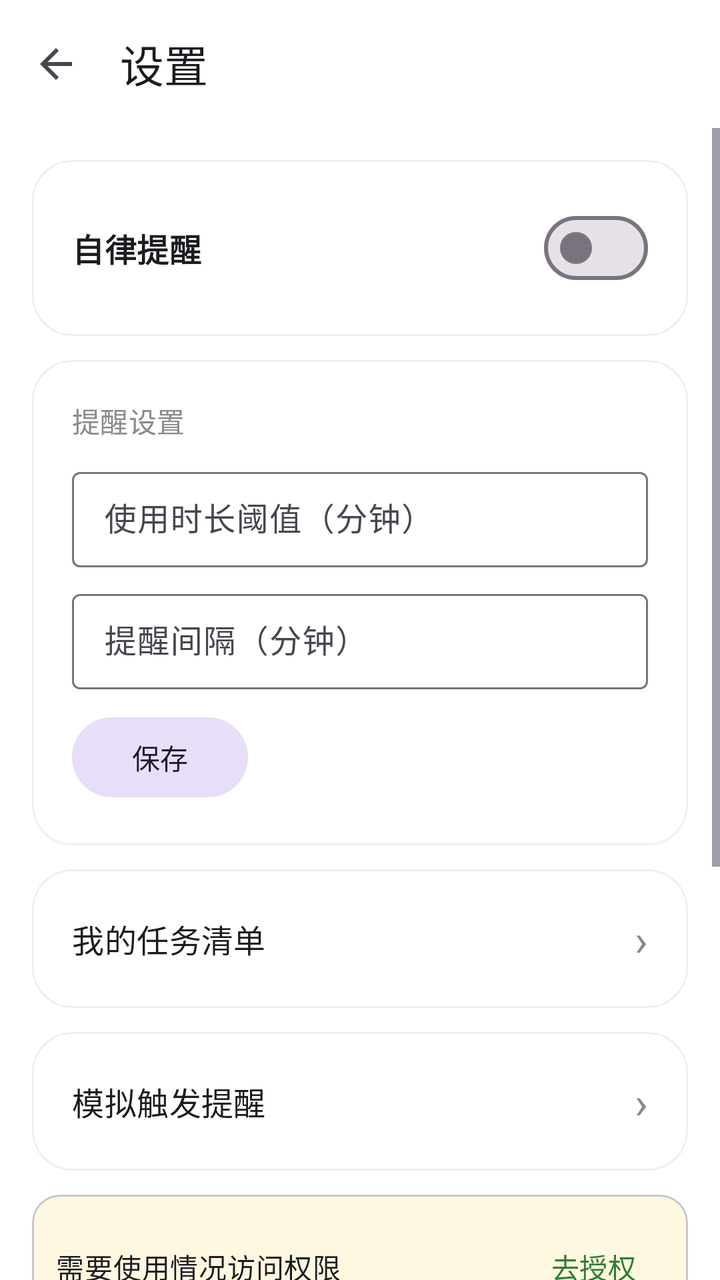
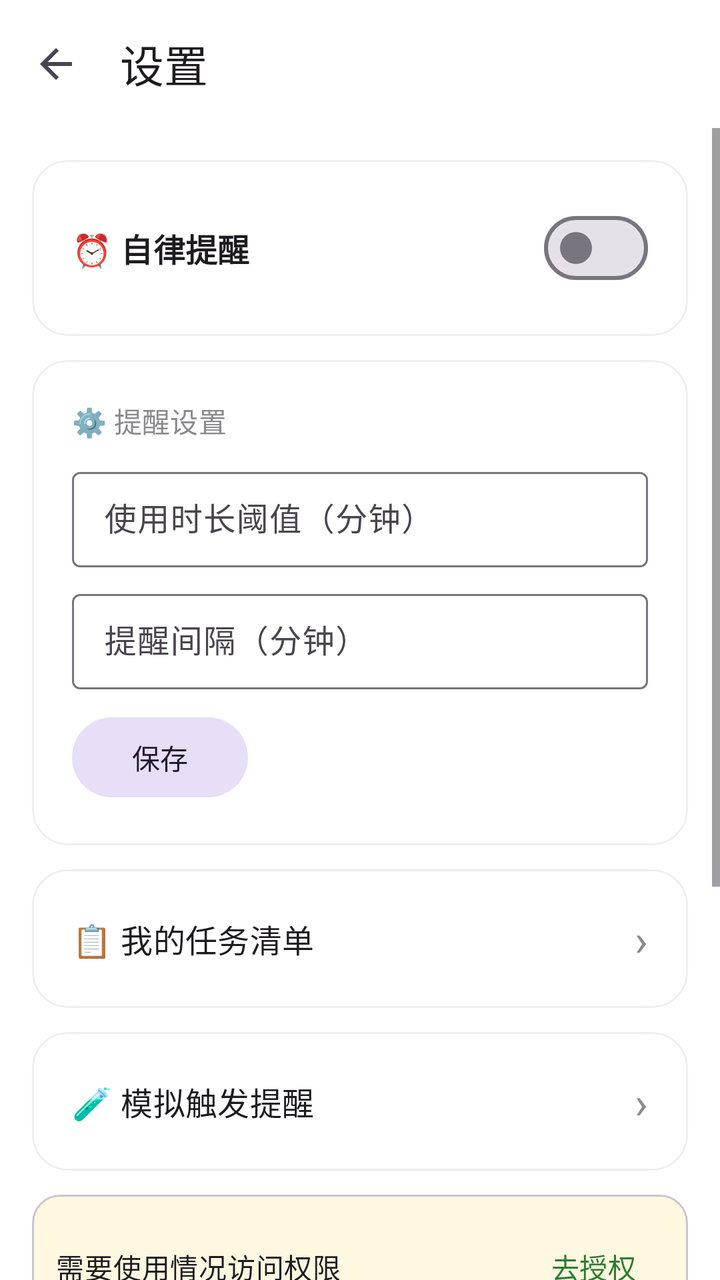

The first picture is an Android layout as it rendered before a commit; the second is the same layout after the commit. The layout source and the unified diff follow.
<!-- AndroidManifest.xml: application theme Theme.SelfDiscipline -->
<!-- res/layout/activity_settings.xml -->
<?xml version="1.0" encoding="utf-8"?>
<LinearLayout xmlns:android="http://schemas.android.com/apk/res/android"
    xmlns:app="http://schemas.android.com/apk/res-auto"
    android:layout_width="match_parent"
    android:layout_height="match_parent"
    android:background="@color/white"
    android:orientation="vertical">

    <com.google.android.material.appbar.MaterialToolbar
        android:id="@+id/toolbar"
        android:layout_width="match_parent"
        android:layout_height="?attr/actionBarSize"
        android:background="@color/white"
        app:navigationIcon="?attr/homeAsUpIndicator"
        app:title="设置"
        app:titleTextAppearance="?attr/textAppearanceTitleLarge" />

    <ScrollView
        android:layout_width="match_parent"
        android:layout_height="match_parent"
        android:fillViewport="true">

        <LinearLayout
            android:layout_width="match_parent"
            android:layout_height="wrap_content"
            android:orientation="vertical"
            android:padding="16dp">

            
            <com.google.android.material.card.MaterialCardView
                android:layout_width="match_parent"
                android:layout_height="wrap_content"
                app:cardBackgroundColor="@color/surface"
                app:cardCornerRadius="20dp"
                app:cardElevation="0dp"
                app:strokeColor="#EEEFF0"
                app:strokeWidth="1dp">

                <LinearLayout
                    android:layout_width="match_parent"
                    android:layout_height="wrap_content"
                    android:gravity="center_vertical"
                    android:orientation="horizontal"
                    android:padding="20dp">

                    <TextView
                        android:layout_width="0dp"
                        android:layout_height="wrap_content"
                        android:layout_weight="1"
                        android:text="自律提醒"
                        android:textAppearance="?attr/textAppearanceTitleMedium"
                        android:textStyle="bold" />

                    <com.google.android.material.materialswitch.MaterialSwitch
                        android:id="@+id/switchMonitor"
                        android:layout_width="wrap_content"
                        android:layout_height="wrap_content" />
                </LinearLayout>
            </com.google.android.material.card.MaterialCardView>

            
            <com.google.android.material.card.MaterialCardView
                android:layout_width="match_parent"
                android:layout_height="wrap_content"
                android:layout_marginTop="12dp"
                app:cardBackgroundColor="@color/surface"
                app:cardCornerRadius="20dp"
                app:cardElevation="0dp"
                app:strokeColor="#EEEFF0"
                app:strokeWidth="1dp">

                <LinearLayout
                    android:layout_width="match_parent"
                    android:layout_height="wrap_content"
                    android:orientation="vertical"
                    android:padding="20dp">

                    <TextView
                        android:layout_width="wrap_content"
                        android:layout_height="wrap_content"
                        android:text="提醒设置"
                        android:textAppearance="?attr/textAppearanceLabelLarge"
                        android:textColor="@color/text_secondary" />

                    <com.google.android.material.textfield.TextInputLayout
                        android:layout_width="match_parent"
                        android:layout_height="wrap_content"
                        android:layout_marginTop="10dp"
                        android:hint="使用时长阈值（分钟）"
                        style="@style/Widget.Material3.TextInputLayout.OutlinedBox.Dense">

                        <com.google.android.material.textfield.TextInputEditText
                            android:id="@+id/etThreshold"
                            android:layout_width="match_parent"
                            android:layout_height="wrap_content"
                            android:inputType="number"
                            android:maxLines="1" />
                    </com.google.android.material.textfield.TextInputLayout>

                    <com.google.android.material.textfield.TextInputLayout
                        android:layout_width="match_parent"
                        android:layout_height="wrap_content"
                        android:layout_marginTop="8dp"
                        android:hint="提醒间隔（分钟）"
                        style="@style/Widget.Material3.TextInputLayout.OutlinedBox.Dense">

                        <com.google.android.material.textfield.TextInputEditText
                            android:id="@+id/etInterval"
                            android:layout_width="match_parent"
                            android:layout_height="wrap_content"
                            android:inputType="number"
                            android:maxLines="1" />
                    </com.google.android.material.textfield.TextInputLayout>

                    <com.google.android.material.button.MaterialButton
                        android:id="@+id/btnSave"
                        android:layout_width="wrap_content"
                        android:layout_height="wrap_content"
                        android:layout_marginTop="10dp"
                        android:text="保存"
                        style="@style/Widget.Material3.Button.TonalButton" />
                </LinearLayout>
            </com.google.android.material.card.MaterialCardView>

            
            <com.google.android.material.card.MaterialCardView
                android:id="@+id/cardTaskList"
                android:layout_width="match_parent"
                android:layout_height="wrap_content"
                android:layout_marginTop="12dp"
                android:clickable="true"
                android:focusable="true"
                android:foreground="?attr/selectableItemBackground"
                app:cardBackgroundColor="@color/surface"
                app:cardCornerRadius="20dp"
                app:cardElevation="0dp"
                app:strokeColor="#EEEFF0"
                app:strokeWidth="1dp">

                <LinearLayout
                    android:layout_width="match_parent"
                    android:layout_height="wrap_content"
                    android:gravity="center_vertical"
                    android:orientation="horizontal"
                    android:padding="20dp">

                    <TextView
                        android:layout_width="0dp"
                        android:layout_height="wrap_content"
                        android:layout_weight="1"
                        android:text="我的任务清单"
                        android:textAppearance="?attr/textAppearanceTitleMedium" />

                    <TextView
                        android:layout_width="wrap_content"
                        android:layout_height="wrap_content"
                        android:text="›"
                        android:textColor="@color/text_secondary"
                        android:textAppearance="?attr/textAppearanceTitleLarge" />
                </LinearLayout>
            </com.google.android.material.card.MaterialCardView>

            
            <com.google.android.material.card.MaterialCardView
                android:id="@+id/cardTestReminder"
                android:layout_width="match_parent"
                android:layout_height="wrap_content"
                android:layout_marginTop="12dp"
                android:clickable="true"
                android:focusable="true"
                android:foreground="?attr/selectableItemBackground"
                app:cardBackgroundColor="@color/surface"
                app:cardCornerRadius="20dp"
                app:cardElevation="0dp"
                app:strokeColor="#EEEFF0"
                app:strokeWidth="1dp">

                <LinearLayout
                    android:layout_width="match_parent"
                    android:layout_height="wrap_content"
                    android:gravity="center_vertical"
                    android:orientation="horizontal"
                    android:padding="20dp">

                    <TextView
                        android:layout_width="0dp"
                        android:layout_height="wrap_content"
                        android:layout_weight="1"
                        android:text="模拟触发提醒"
                        android:textAppearance="?attr/textAppearanceTitleMedium" />

                    <TextView
                        android:layout_width="wrap_content"
                        android:layout_height="wrap_content"
                        android:text="›"
                        android:textColor="@color/text_secondary"
                        android:textAppearance="?attr/textAppearanceTitleLarge" />
                </LinearLayout>
            </com.google.android.material.card.MaterialCardView>

            
            <com.google.android.material.card.MaterialCardView
                android:id="@+id/cardPermission"
                android:layout_width="match_parent"
                android:layout_height="wrap_content"
                android:layout_marginTop="12dp"
                app:cardBackgroundColor="#FFF8E1"
                app:cardCornerRadius="14dp"
                app:cardElevation="0dp">

                <LinearLayout
                    android:layout_width="match_parent"
                    android:layout_height="wrap_content"
                    android:gravity="center_vertical"
                    android:orientation="horizontal"
                    android:padding="12dp">

                    <TextView
                        android:layout_width="0dp"
                        android:layout_height="wrap_content"
                        android:layout_weight="1"
                        android:text="需要使用情况访问权限"
                        android:textAppearance="?attr/textAppearanceBodyMedium" />

                    <com.google.android.material.button.MaterialButton
                        android:id="@+id/btnGrantPermission"
                        android:layout_width="wrap_content"
                        android:layout_height="wrap_content"
                        android:minWidth="0dp"
                        android:paddingStart="14dp"
                        android:paddingEnd="14dp"
                        android:text="去授权"
                        style="@style/Widget.Material3.Button.TextButton" />
                </LinearLayout>
            </com.google.android.material.card.MaterialCardView>

            
            <com.google.android.material.card.MaterialCardView
                android:layout_width="match_parent"
                android:layout_height="wrap_content"
                android:layout_marginTop="12dp"
                app:cardBackgroundColor="@color/surface"
                app:cardCornerRadius="20dp"
                app:cardElevation="0dp"
                app:strokeColor="#EEEFF0"
                app:strokeWidth="1dp">

                <LinearLayout
                    android:layout_width="match_parent"
                    android:layout_height="wrap_content"
                    android:gravity="center_vertical"
                    android:orientation="horizontal"
                    android:padding="20dp">

                    <LinearLayout
                        android:layout_width="0dp"
                        android:layout_height="wrap_content"
                        android:layout_weight="1"
                        android:orientation="vertical">

                        <TextView
                            android:layout_width="wrap_content"
                            android:layout_height="wrap_content"
                            android:text="电池优化"
                            android:textAppearance="?attr/textAppearanceTitleMedium" />

                        <TextView
                            android:id="@+id/tvBatteryStatus"
                            android:layout_width="wrap_content"
                            android:layout_height="wrap_content"
                            android:layout_marginTop="2dp"
                            android:textAppearance="?attr/textAppearanceBodySmall"
                            android:textColor="@color/text_secondary" />
                    </LinearLayout>

                    <com.google.android.material.button.MaterialButton
                        android:id="@+id/btnBattery"
                        android:layout_width="wrap_content"
                        android:layout_height="wrap_content"
                        android:minWidth="0dp"
                        android:paddingStart="14dp"
                        android:paddingEnd="14dp"
                        android:text="允许后台运行"
                        style="@style/Widget.Material3.Button.TextButton" />
                </LinearLayout>
            </com.google.android.material.card.MaterialCardView>

            
            <com.google.android.material.card.MaterialCardView
                android:id="@+id/cardDeviceCompat"
                android:layout_width="match_parent"
                android:layout_height="wrap_content"
                android:layout_marginTop="12dp"
                app:cardBackgroundColor="@color/surface"
                app:cardCornerRadius="20dp"
                app:cardElevation="0dp"
                app:strokeColor="#EEEFF0"
                app:strokeWidth="1dp">

                <LinearLayout
                    android:layout_width="match_parent"
                    android:layout_height="wrap_content"
                    android:orientation="vertical"
                    android:padding="20dp">

                    <TextView
                        android:layout_width="wrap_content"
                        android:layout_height="wrap_content"
                        android:text="系统适配（HyperOS / MIUI / MagicOS）"
                        android:textAppearance="?attr/textAppearanceTitleMedium" />

                    <TextView
                        android:id="@+id/tvDeviceCompatStatus"
                        android:layout_width="wrap_content"
                        android:layout_height="wrap_content"
                        android:layout_marginTop="4dp"
                        android:textAppearance="?attr/textAppearanceBodySmall"
                        android:textColor="@color/text_secondary" />

                    <LinearLayout
                        android:layout_width="match_parent"
                        android:layout_height="wrap_content"
                        android:layout_marginTop="10dp"
                        android:orientation="horizontal">

                        <com.google.android.material.button.MaterialButton
                            android:id="@+id/btnAutoStart"
                            android:layout_width="0dp"
                            android:layout_height="wrap_content"
                            android:layout_weight="1"
                            android:minWidth="0dp"
                            android:paddingStart="4dp"
                            android:paddingEnd="4dp"
                            android:text="自启动"
                            android:textSize="13sp"
                            style="@style/Widget.Material3.Button.TonalButton" />

                        <com.google.android.material.button.MaterialButton
                            android:id="@+id/btnPermEditor"
                            android:layout_width="0dp"
                            android:layout_height="wrap_content"
                            android:layout_marginStart="8dp"
                            android:layout_weight="1"
                            android:minWidth="0dp"
                            android:paddingStart="4dp"
                            android:paddingEnd="4dp"
                            android:text="后台弹出界面"
                            android:textSize="13sp"
                            style="@style/Widget.Material3.Button.TonalButton" />

                        <com.google.android.material.button.MaterialButton
                            android:id="@+id/btnAppDetails"
                            android:layout_width="0dp"
                            android:layout_height="wrap_content"
                            android:layout_marginStart="8dp"
                            android:layout_weight="1"
                            android:minWidth="0dp"
                            android:paddingStart="4dp"
                            android:paddingEnd="4dp"
                            android:text="省电策略"
                            android:textSize="13sp"
                            style="@style/Widget.Material3.Button.TonalButton" />
                    </LinearLayout>
                </LinearLayout>
            </com.google.android.material.card.MaterialCardView>
        </LinearLayout>
    </ScrollView>
</LinearLayout>
<!-- resources referenced by this layout -->
<resources>
  <color name="surface">#FFFFFF</color>
  <color name="text_secondary">#8A8A8E</color>
  <color name="white">#FFFFFF</color>
  <style name="Theme.SelfDiscipline" parent="Theme.Material3.Light.NoActionBar">
          <item name="colorPrimary">@color/primary</item>
          <item name="colorOnPrimary">@color/white</item>
          <item name="colorPrimaryContainer">@color/primary_container</item>
          <item name="colorOnPrimaryContainer">@color/on_primary_container</item>
          <item name="colorSurface">@color/surface</item>
          <item name="colorSurfaceVariant">@color/surface_variant</item>
          <item name="android:windowBackground">@color/white</item>
          <item name="android:statusBarColor">@color/white</item>
          <item name="android:windowLightStatusBar">true</item>
      </style>
  <color name="primary">#2E7D32</color>
  <color name="primary_container">#A5D6A7</color>
  <color name="on_primary_container">#1B5E20</color>
  <color name="surface_variant">#F4F4F5</color>
</resources>

<!-- the commit's change to res/layout/activity_settings.xml (unified diff, before → after) -->
@@ -31,23 +31,23 @@
                 android:layout_width="match_parent"
                 android:layout_height="wrap_content"
                 app:cardBackgroundColor="@color/surface"
-                app:cardCornerRadius="20dp"
-                app:cardElevation="0dp"
-                app:strokeColor="#EEEFF0"
-                app:strokeWidth="1dp">
-
-                <LinearLayout
-                    android:layout_width="match_parent"
-                    android:layout_height="wrap_content"
-                    android:gravity="center_vertical"
-                    android:orientation="horizontal"
-                    android:padding="20dp">
-
-                    <TextView
-                        android:layout_width="0dp"
-                        android:layout_height="wrap_content"
-                        android:layout_weight="1"
-                        android:text="自律提醒"
+                app:cardCornerRadius="18dp"
+                app:cardElevation="0dp"
+                app:strokeColor="#EEEFF0"
+                app:strokeWidth="1dp">
+
+                <LinearLayout
+                    android:layout_width="match_parent"
+                    android:layout_height="wrap_content"
+                    android:gravity="center_vertical"
+                    android:orientation="horizontal"
+                    android:padding="20dp">
+
+                    <TextView
+                        android:layout_width="0dp"
+                        android:layout_height="wrap_content"
+                        android:layout_weight="1"
+                        android:text="⏰ 自律提醒"
                         android:textAppearance="?attr/textAppearanceTitleMedium"
                         android:textStyle="bold" />
 
@@ -64,7 +64,7 @@
                 android:layout_height="wrap_content"
                 android:layout_marginTop="12dp"
                 app:cardBackgroundColor="@color/surface"
-                app:cardCornerRadius="20dp"
+                app:cardCornerRadius="18dp"
                 app:cardElevation="0dp"
                 app:strokeColor="#EEEFF0"
                 app:strokeWidth="1dp">
@@ -78,7 +78,7 @@
                     <TextView
                         android:layout_width="wrap_content"
                         android:layout_height="wrap_content"
-                        android:text="提醒设置"
+                        android:text="⚙️ 提醒设置"
                         android:textAppearance="?attr/textAppearanceLabelLarge"
                         android:textColor="@color/text_secondary" />
 
@@ -132,23 +132,23 @@
                 android:focusable="true"
                 android:foreground="?attr/selectableItemBackground"
                 app:cardBackgroundColor="@color/surface"
-                app:cardCornerRadius="20dp"
-                app:cardElevation="0dp"
-                app:strokeColor="#EEEFF0"
-                app:strokeWidth="1dp">
-
-                <LinearLayout
-                    android:layout_width="match_parent"
-                    android:layout_height="wrap_content"
-                    android:gravity="center_vertical"
-                    android:orientation="horizontal"
-                    android:padding="20dp">
-
-                    <TextView
-                        android:layout_width="0dp"
-                        android:layout_height="wrap_content"
-                        android:layout_weight="1"
-                        android:text="我的任务清单"
+                app:cardCornerRadius="18dp"
+                app:cardElevation="0dp"
+                app:strokeColor="#EEEFF0"
+                app:strokeWidth="1dp">
+
+                <LinearLayout
+                    android:layout_width="match_parent"
+                    android:layout_height="wrap_content"
+                    android:gravity="center_vertical"
+                    android:orientation="horizontal"
+                    android:padding="20dp">
+
+                    <TextView
+                        android:layout_width="0dp"
+                        android:layout_height="wrap_content"
+                        android:layout_weight="1"
+                        android:text="📋 我的任务清单"
                         android:textAppearance="?attr/textAppearanceTitleMedium" />
 
                     <TextView
@@ -170,23 +170,23 @@
                 android:focusable="true"
                 android:foreground="?attr/selectableItemBackground"
                 app:cardBackgroundColor="@color/surface"
-                app:cardCornerRadius="20dp"
-                app:cardElevation="0dp"
-                app:strokeColor="#EEEFF0"
-                app:strokeWidth="1dp">
-
-                <LinearLayout
-                    android:layout_width="match_parent"
-                    android:layout_height="wrap_content"
-                    android:gravity="center_vertical"
-                    android:orientation="horizontal"
-                    android:padding="20dp">
-
-                    <TextView
-                        android:layout_width="0dp"
-                        android:layout_height="wrap_content"
-                        android:layout_weight="1"
-                        android:text="模拟触发提醒"
+                app:cardCornerRadius="18dp"
+                app:cardElevation="0dp"
+                app:strokeColor="#EEEFF0"
+                app:strokeWidth="1dp">
+
+                <LinearLayout
+                    android:layout_width="match_parent"
+                    android:layout_height="wrap_content"
+                    android:gravity="center_vertical"
+                    android:orientation="horizontal"
+                    android:padding="20dp">
+
+                    <TextView
+                        android:layout_width="0dp"
+                        android:layout_height="wrap_content"
+                        android:layout_weight="1"
+                        android:text="🧪 模拟触发提醒"
                         android:textAppearance="?attr/textAppearanceTitleMedium" />
 
                     <TextView
@@ -240,7 +240,7 @@
                 android:layout_height="wrap_content"
                 android:layout_marginTop="12dp"
                 app:cardBackgroundColor="@color/surface"
-                app:cardCornerRadius="20dp"
+                app:cardCornerRadius="18dp"
                 app:cardElevation="0dp"
                 app:strokeColor="#EEEFF0"
                 app:strokeWidth="1dp">
@@ -261,7 +261,7 @@
                         <TextView
                             android:layout_width="wrap_content"
                             android:layout_height="wrap_content"
-                            android:text="电池优化"
+                            android:text="🔋 电池优化"
                             android:textAppearance="?attr/textAppearanceTitleMedium" />
 
                         <TextView
@@ -292,7 +292,7 @@
                 android:layout_height="wrap_content"
                 android:layout_marginTop="12dp"
                 app:cardBackgroundColor="@color/surface"
-                app:cardCornerRadius="20dp"
+                app:cardCornerRadius="18dp"
                 app:cardElevation="0dp"
                 app:strokeColor="#EEEFF0"
                 app:strokeWidth="1dp">
@@ -306,7 +306,7 @@
                     <TextView
                         android:layout_width="wrap_content"
                         android:layout_height="wrap_content"
-                        android:text="系统适配（HyperOS / MIUI / MagicOS）"
+                        android:text="📱 系统适配"
                         android:textAppearance="?attr/textAppearanceTitleMedium" />
 
                     <TextView
